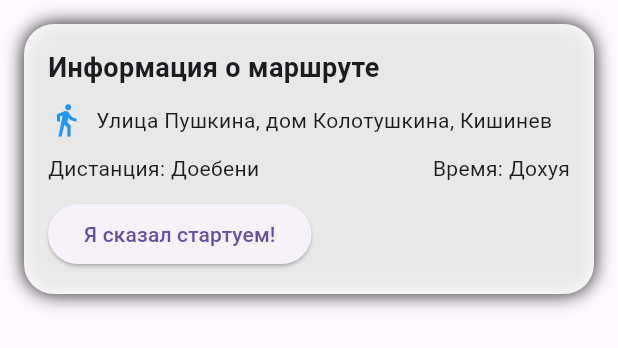
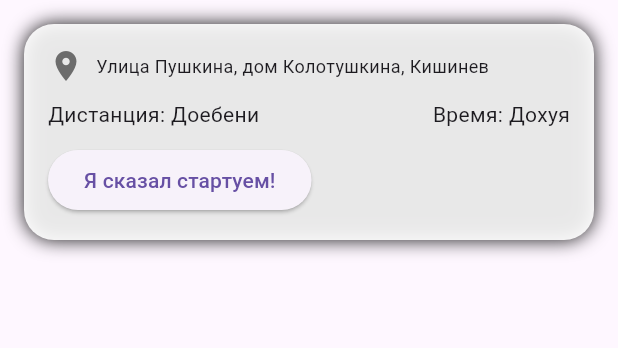
Before and after one commit to AVN-lab/GALLERYX, a Flutter app: the InfoCard widget shown alone on an empty page, opened directly, on a phone screen of 412 x 824 dp. Shown: the top 348 px of the screen. Run offline on Flutter 3.47's test engine with Material 3 defaults, Android fonts, the phone set to English and light mode, and no system bars; our stand-ins replace flutter_map, latlong2.

Commit message:
Вся несуразная хуйня убрана; Создана информационная карточка и интегрирована в проект.

```diff
--- a/lib/widgets/info_card.dart
+++ b/lib/widgets/info_card.dart
@@ -19,17 +19,19 @@ class InfoCard extends StatelessWidget {
         mainAxisSize: MainAxisSize.min,
         crossAxisAlignment: CrossAxisAlignment.start,
         children: [
-          const Text(
-            'Информация о маршруте',
-            style: TextStyle(fontSize: 18, fontWeight: FontWeight.bold),
-          ),
-          const SizedBox(height: 10),
-
           Row(
             children: [
-              Icon(Icons.directions_walk, color: Colors.blue),
+              Icon(
+                Icons.location_on,
+                color: const Color.fromARGB(255, 108, 108, 108),
+              ),
               SizedBox(width: 8),
-              Expanded(child: Text('Улица Пушкина, дом Колотушкина, Кишинев')),
+              Expanded(
+                child: Text(
+                  'Улица Пушкина, дом Колотушкина, Кишинев',
+                  style: TextStyle(fontSize: 12),
+                ),
+              ),
             ],
           ),
 
```
Also changed, not shown: lib/screens/map_screen.dart (+5 -2 lines), lib/widgets/parking_info_card.dart (added, +112 -0 lines).
